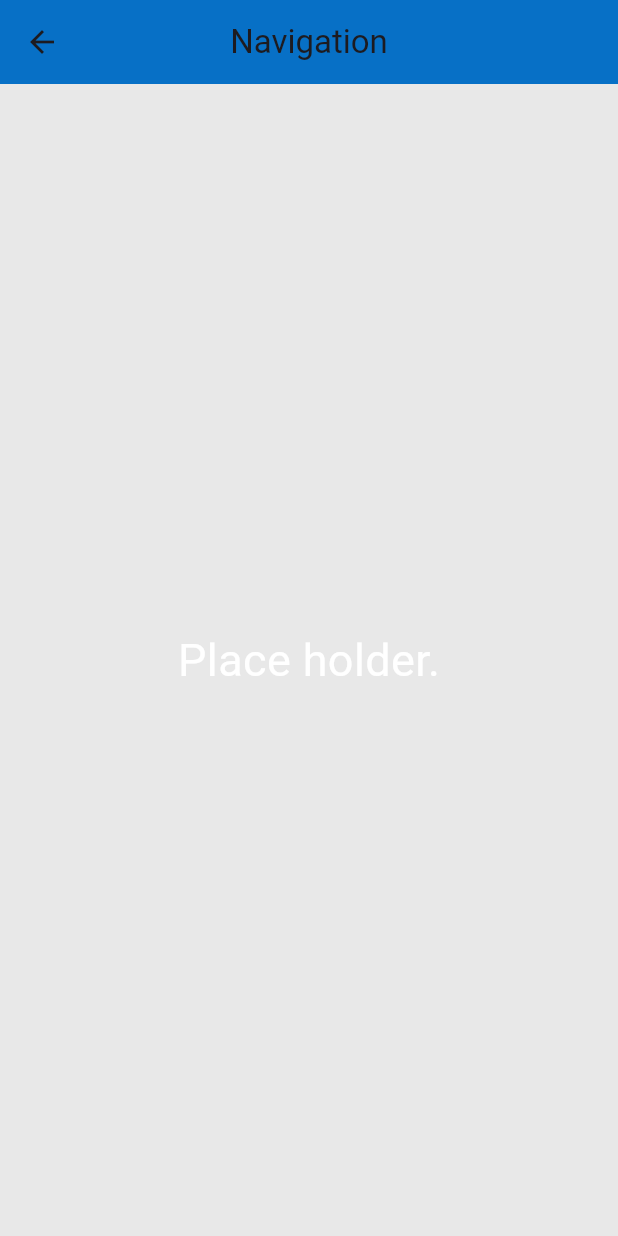
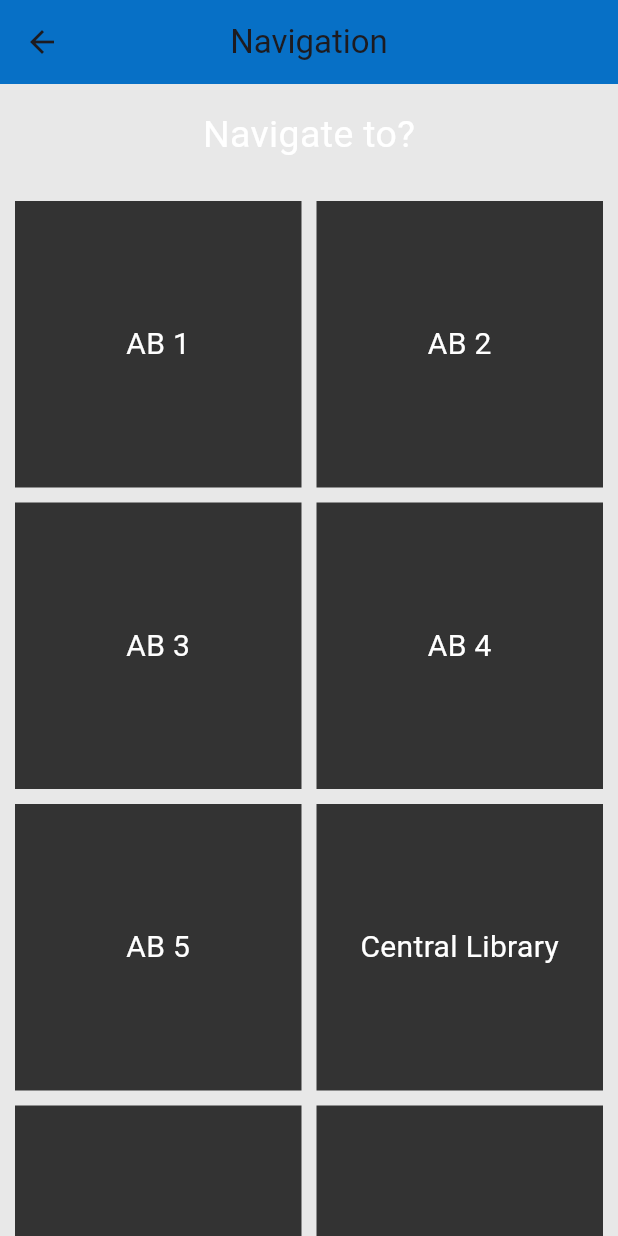
Before and after one commit to malhaar10/CollegeCompanionApp, a Flutter app: the MapPage screen opened directly, on a phone screen of 412 x 824 dp. Run offline on Flutter 3.47's test engine with Material 3 defaults, Android fonts, the phone set to English and light mode, and no system bars.

Commit message:
Added Core UI

```diff
--- /dev/null
+++ b/lib/map_page.dart
@@ -0,0 +1,76 @@
+import 'package:flutter/material.dart';
+
+class MapPage extends StatelessWidget {
+  const MapPage({super.key});
+
+  @override
+  Widget build(BuildContext context) {
+    final List<String> utilityNames = [
+      'AB 1',
+      'AB 2',
+      'AB 3',
+      'AB 4',
+      'AB 5',
+      'Central Library',
+      'MArena',
+      'HB 1',
+      'HB 2',
+      'HB 3',
+      'HB 4',
+      'T A Pai Convention Center',
+      'Gate 1',
+      'Gate 3'
+    ];
+
+    return Scaffold(
+      appBar: AppBar(
+        title: const Text('Navigation'),
+        centerTitle: true,
+        backgroundColor: const Color.fromARGB(255, 7, 112, 198),
+      ),
+      backgroundColor: const Color.fromARGB(31, 66, 63, 63),
+      body: Column(
+        children: [
+          const Padding(
+            padding: EdgeInsets.all(16.0),
+            child: Text(
+              'Navigate to?',
+              style: TextStyle(
+                fontSize: 25,
+                color: Colors.white,
+              ),
+            ),
+          ),
+          Expanded(
+            child: GridView.count(
+              crossAxisCount: 2,
+              crossAxisSpacing: 10,
+              mainAxisSpacing: 10,
+              padding: const EdgeInsets.all(10),
+              children: List.generate(utilityNames.length, (index) {
+                return GestureDetector(
+                  onTap: () {
+                    // Handle onTap for each utility item
+                  },
+                  child: Container(
+                    color: const Color.fromARGB(255, 51, 51, 51),
+                    child: Center(
+                      child: Text(
+                        utilityNames[index],
+                        textAlign: TextAlign.center,
+                        style: const TextStyle(
+                          color: Colors.white,
+                          fontSize: 20,
+                        ),
+                      ),
+                    ),
+                  ),
+                );
+              }),
+            ),
+          ),
+        ],
+      ),
+    );
+  }
+}
```
Also changed, not shown: lib/eventspage.dart (added, +21 -0 lines), lib/main.dart (+3 -88 lines), lib/utilitiespage.dart (added, +67 -0 lines).
